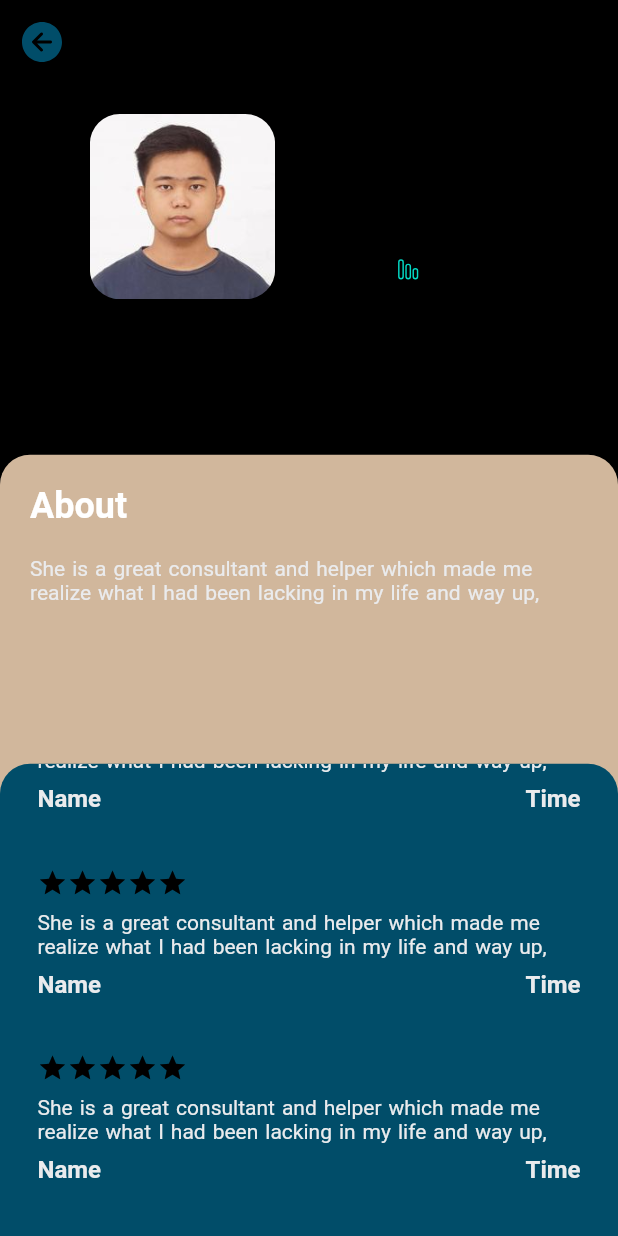
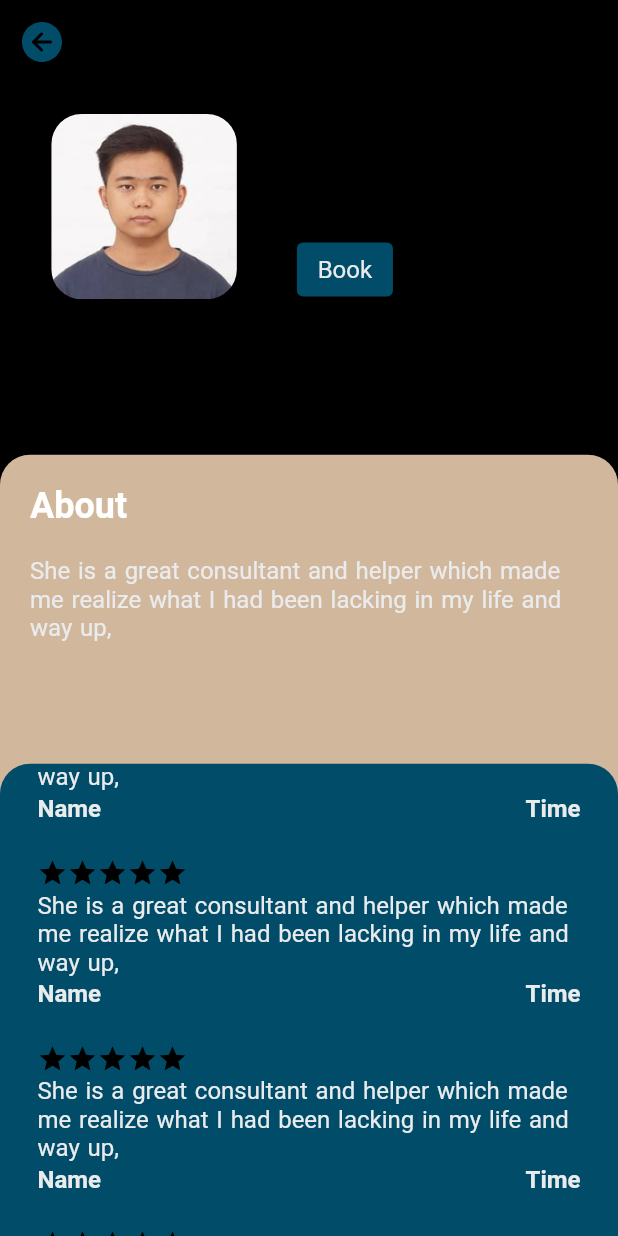
Before and after one commit to alphakzt99/Consult, a Flutter app: the Consultant screen opened directly, on a phone screen of 412 x 824 dp. Run offline on Flutter 3.47's test engine with Material 2 defaults, Android fonts, the phone set to English and light mode, and no system bars; drawn by our look-alikes of flutter_rating_bar; our stand-ins replace carousel_slider, fluentui_system_icons, flutter_swipe_action_cell, font_awesome_flutter, glass_kit, remixicon and 1 more; missing offline and left inert: iconify_flutter.

Commit message:
put two buttons

```diff
--- a/lib/admin and consultant/consultantDetails.dart
+++ b/lib/admin and consultant/consultantDetails.dart
@@ -10,6 +10,7 @@ class Consultant extends StatefulWidget {
 }
 
 class _ConsultantState extends State<Consultant> {
+  ScrollController controller = ScrollController();
   @override
   Widget build(BuildContext context) {
     var size = MediaQuery.of(context).size;
@@ -29,6 +30,7 @@ class _ConsultantState extends State<Consultant> {
             )),
       ),
       body: SingleChildScrollView(
+        controller: controller,
         child: Container(
           width: size.width,
           height: size.height * 1.35,
@@ -69,31 +71,44 @@ class _ConsultantState extends State<Consultant> {
                         )
                       ],
                     ),
-                    Container(
-                      padding: const EdgeInsets.all(10),
-                      width: size.width * 0.25,
-                      height: size.height * 0.05,
-                      decoration: BoxDecoration(
-                        border: Border.all(
-                            color: Theme.of(context).backgroundColor),
-                        borderRadius: BorderRadius.circular(10),
-                        color: Colors.transparent,
-                      ),
-                      child: Row(children: [
-                        Icon(
-                          FluentIcons.data_bar_vertical_20_regular,
-                          color:
-                              Theme.of(context).colorScheme.secondaryContainer,
-                        ),
-                        const SizedBox(
-                          width: 10,
-                        ),
-                        Text(
-                          "Data",
-                          style: Theme.of(context).primaryTextTheme.headline5,
-                        )
-                      ]),
-                    )
+                    TextButton(
+                        style: ButtonStyle(
+                            backgroundColor: MaterialStateProperty.all(
+                                Theme.of(context).colorScheme.onPrimary)),
+                        onPressed: () {
+                          showModalBottomSheet(
+                              shape: const RoundedRectangleBorder(
+                                  borderRadius: BorderRadius.only(
+                                      topLeft: Radius.circular(20),
+                                      topRight: Radius.circular(20))),
+                              context: context,
+                              builder: (context) => Container(
+                                    padding: const EdgeInsets.all(10),
+                                    width: size.width,
+                                    height: size.height,
+                                    child: Column(
+                                        mainAxisAlignment:
+                                            MainAxisAlignment.start,
+                                        children: [
+                                          Text(
+                                            "Make an appointment",
+                                            style: Theme.of(context)
+                                                .textTheme
+                                                .headline2,
+                                          )
+                                        ]),
+                                  ));
+                        },
+                        child: Text(
+                          "Book",
+                          style: Theme.of(context).textTheme.bodyText2,
+                        )),
+                    TextButton(
+                        onPressed: () {},
+                        child: Text(
+                          "Message",
+                          style: Theme.of(context).primaryTextTheme.bodyText2,
+                        ))
                   ]),
             ),
             Container(
@@ -131,7 +146,6 @@ class _ConsultantState extends State<Consultant> {
                                   wordSpacing: 1.2,
                                   overflow: TextOverflow.ellipsis),
                               maxLines: 3,
-
                             ),
                           ]),
                     ),
@@ -185,7 +199,7 @@ class _ConsultantState extends State<Consultant> {
                                           style: const TextStyle(
                                               wordSpacing: 1.2,
                                               overflow: TextOverflow.ellipsis),
-                                              maxLines: 6,
+                                          maxLines: 6,
                                         ),
                                         Row(
                                           mainAxisAlignment:
--- a/lib/main.dart
+++ b/lib/main.dart
@@ -113,7 +113,7 @@ class _ConsultState extends State<Consult> {
           ),
           bodyText2: TextStyle(
               fontFamily: "Roboto",
-              fontSize: 14,
+              fontSize: 16,
               color: Color.fromARGB(255, 234, 235, 237)),
         ),
       ),
--- a/lib/pages/main_page.dart
+++ b/lib/pages/main_page.dart
@@ -575,13 +575,13 @@ class _TabCardState extends State<TabCard> with TickerProviderStateMixin {
       begin: BoxDecoration(
           border: Border.all(
             width: 2,
-            color: Color(0xFF0B87BA),
+            color: const Color(0xFF0B87BA),
           ),
           borderRadius: BorderRadius.circular(20)),
       end: BoxDecoration(
           border: Border.all(
             width: 2,
-            color: Color(0xFFD1B79C),
+            color: const Color(0xFFD1B79C),
           ),
           borderRadius: BorderRadius.circular(20)));
   late final AnimationController _controller =
@@ -752,7 +752,7 @@ class _TabCardState extends State<TabCard> with TickerProviderStateMixin {
                                   "Seek Advice. Seek Adventure. Seek Discomfort",
                                   style: Theme.of(context).textTheme.bodyText2,
                                 ),
-                                SizedBox(height: 10),
+                                const SizedBox(height: 10),
                                 Icon(FluentIcons.arrow_circle_right_32_filled,
                                     color: Theme.of(context).backgroundColor)
                               ],
```
